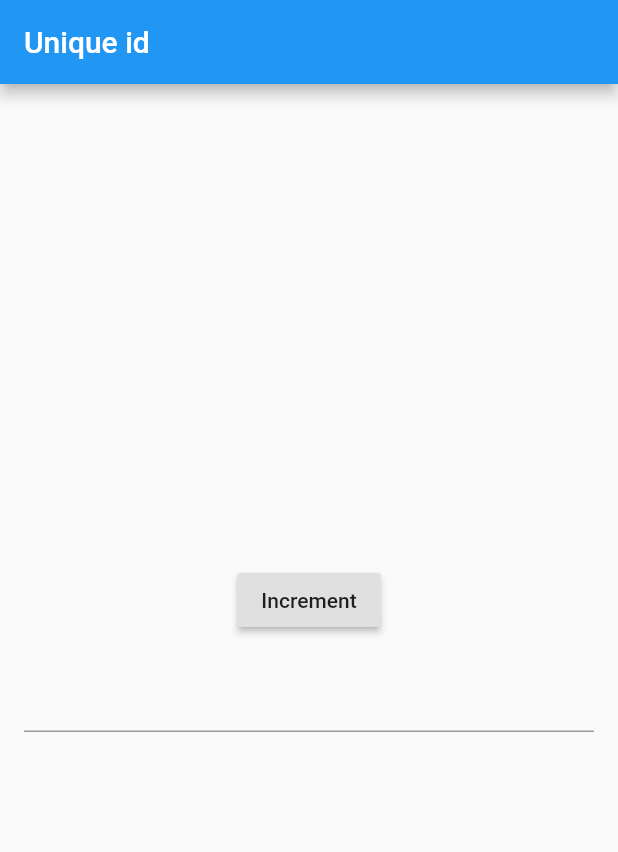
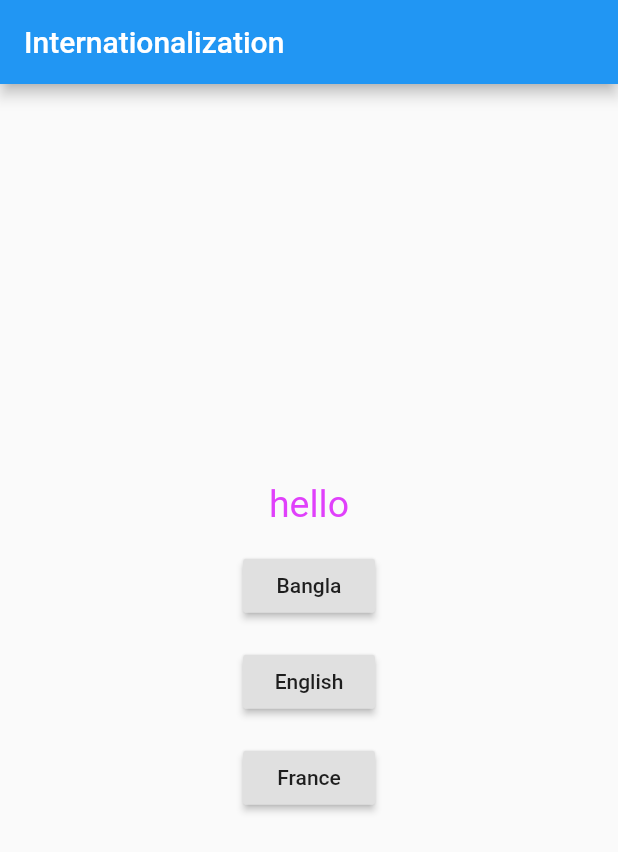
Before and after one commit to tamimiskhan/getx_flutter, a Flutter app: the screen it shows after launch, on a phone screen of 412 x 824 dp. Shown: the top 852 px of the screen. Run offline on Flutter 3.47's test engine with Material 2 defaults, Android fonts, the phone set to English and light mode, and no system bars; our stand-ins replace get.

Commit message:
Getx Internationalization state management.

```diff
--- /dev/null
+++ b/lib/Messages.dart
@@ -0,0 +1,20 @@
+import 'package:flutter/material.dart';
+import 'package:get/get.dart';
+
+class Messages extends Translations {
+  @override
+  // TODO: implement keys
+  Map<String, Map<String, String>> get keys => {
+    'en_US' : {
+      'hello' : 'hello',
+    },
+    'bn' : {
+      'hello' : 'হ্যালো',
+    },
+    'fr_FR' : {
+      'hello' : 'Bonjour',
+    },
+
+  };
+
+}
--- a/lib/main.dart
+++ b/lib/main.dart
@@ -1,5 +1,6 @@
 import 'package:flutter/material.dart';
 import 'package:get/get.dart';
+import 'package:getx_flutter/Messages.dart';
 import 'package:getx_flutter/my_controller.dart';
 
 void main() {
@@ -15,30 +16,51 @@ class MyApp extends StatelessWidget {
   @override
   Widget build(BuildContext context) {
     return GetMaterialApp(
-      title: "Unique id",
+      translations: Messages(),
+      locale: Locale('en', 'Us'),
+      fallbackLocale: Locale('en', 'Us'),
+      title: "Internationalization",
       home: Scaffold(
         appBar: AppBar(
-          title: Text("Unique id"),
+          title: Text("Internationalization"),
         ),
         body: Center(
           child: Column(
             mainAxisAlignment: MainAxisAlignment.center,
             crossAxisAlignment: CrossAxisAlignment.center,
             children: [
+              Text(
+                'hello'.tr,
+                style: TextStyle(fontSize: 25, color: Colors.purpleAccent),
+              ),
+              SizedBox(
+                height: 16,
+              ),
               RaisedButton(
                 onPressed: () {
-                  myController.increment();
+                  myController.changeLanguage('bn','');
                 },
-                child: Text("Increment"),
+                child: Text("Bangla"),
               ),
-              Padding(
-                padding: EdgeInsets.all(16),
-                child: TextField(
-                  onChanged: (val) {
-                    myController.increment();
-                  },
-                ),
-              )
+              SizedBox(
+                height: 16,
+              ),
+              RaisedButton(
+                onPressed: () {
+                  myController.changeLanguage('en','US');
+                },
+                child: Text("English"),
+              ),SizedBox(
+                height: 16,
+              ),
+              RaisedButton(
+                onPressed: () {
+                  myController.changeLanguage('fr','FR');
+                },
+                child: Text("France"),
+              ),SizedBox(
+                height: 16,
+              ),
             ],
           ),
         ),
```
Also changed, not shown: lib/my_controller.dart (+4 -52 lines).
